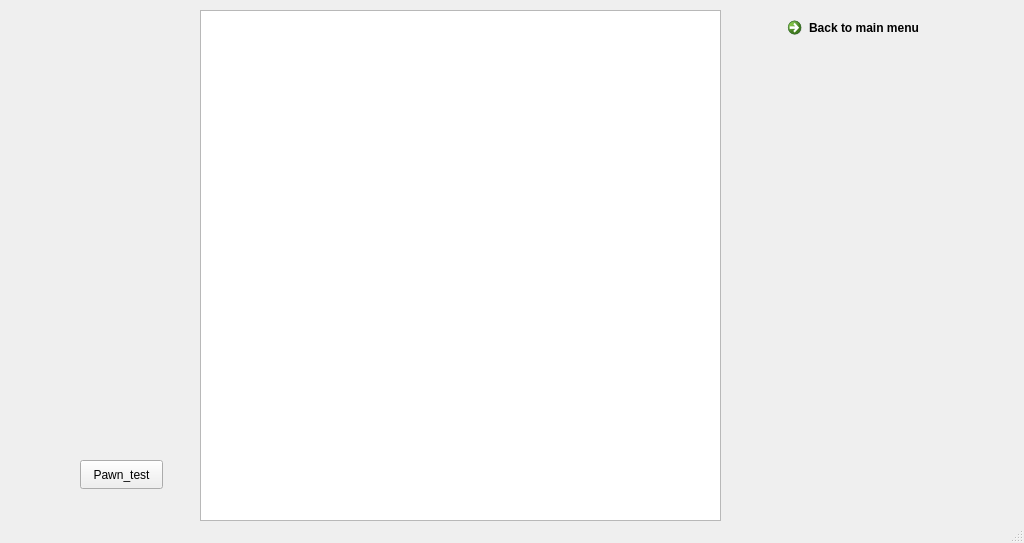
This is Antichess/mainwindow.ui in L0G4NN/EE273Project as Qt 5 draws it before an edit. The edited form follows.
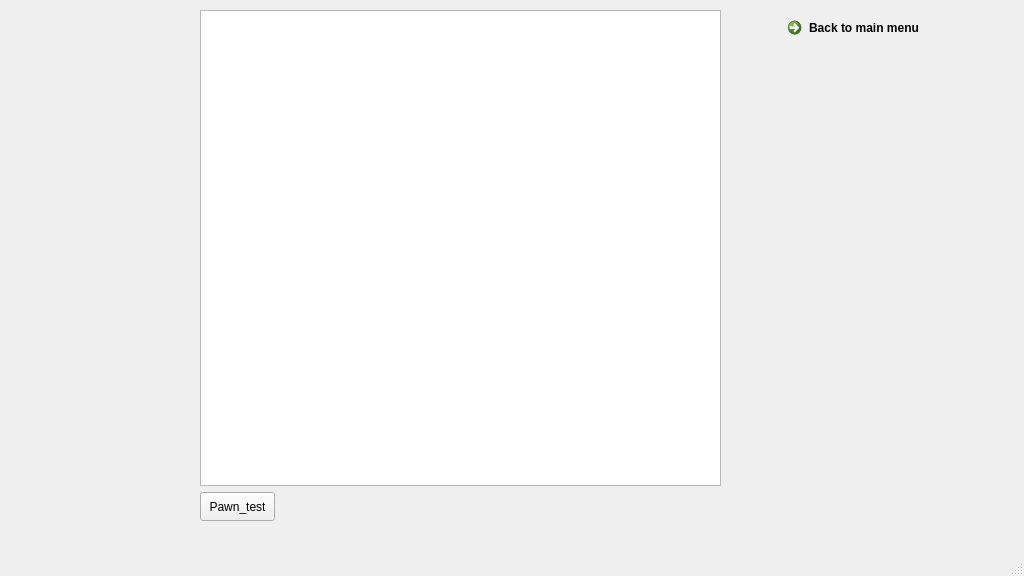
This is the edited form. Icons and pictures are not drawn.

Commit message:
issue with QVBoxLayout
fixed issue with width, unsure if affects background board image yet

What changed in the file:
```diff
--- a/Antichess/mainwindow.ui
+++ b/Antichess/mainwindow.ui
@@ -7,7 +7,7 @@
     <x>0</x>
     <y>0</y>
     <width>1024</width>
-    <height>543</height>
+    <height>576</height>
    </rect>
   </property>
   <property name="windowTitle">
@@ -187,22 +187,6 @@
         <normaloff>.</normaloff>.</iconset>
       </property>
      </widget>
-     <widget class="QPushButton" name="PawnTest">
-      <property name="geometry">
-       <rect>
-        <x>130</x>
-        <y>460</y>
-        <width>83</width>
-        <height>29</height>
-       </rect>
-      </property>
-      <property name="text">
-       <string>Pawn_test</string>
-      </property>
-      <property name="checkable">
-       <bool>true</bool>
-      </property>
-     </widget>
      <widget class="QWidget" name="verticalLayoutWidget">
       <property name="geometry">
        <rect>
@@ -216,6 +200,34 @@
        <item>
         <widget class="QGraphicsView" name="boardGraphic"/>
        </item>
+       <item>
+        <widget class="QPushButton" name="PawnTest">
+         <property name="sizePolicy">
+          <sizepolicy hsizetype="Ignored" vsizetype="Fixed">
+           <horstretch>0</horstretch>
+           <verstretch>0</verstretch>
+          </sizepolicy>
+         </property>
+         <property name="minimumSize">
+          <size>
+           <width>50</width>
+           <height>29</height>
+          </size>
+         </property>
+         <property name="maximumSize">
+          <size>
+           <width>75</width>
+           <height>29</height>
+          </size>
+         </property>
+         <property name="text">
+          <string>Pawn_test</string>
+         </property>
+         <property name="checkable">
+          <bool>true</bool>
+         </property>
+        </widget>
+       </item>
       </layout>
      </widget>
      <zorder>label_2</zorder>
```
Left out of the diff: 4 changed lines with no effect on the pictures.
